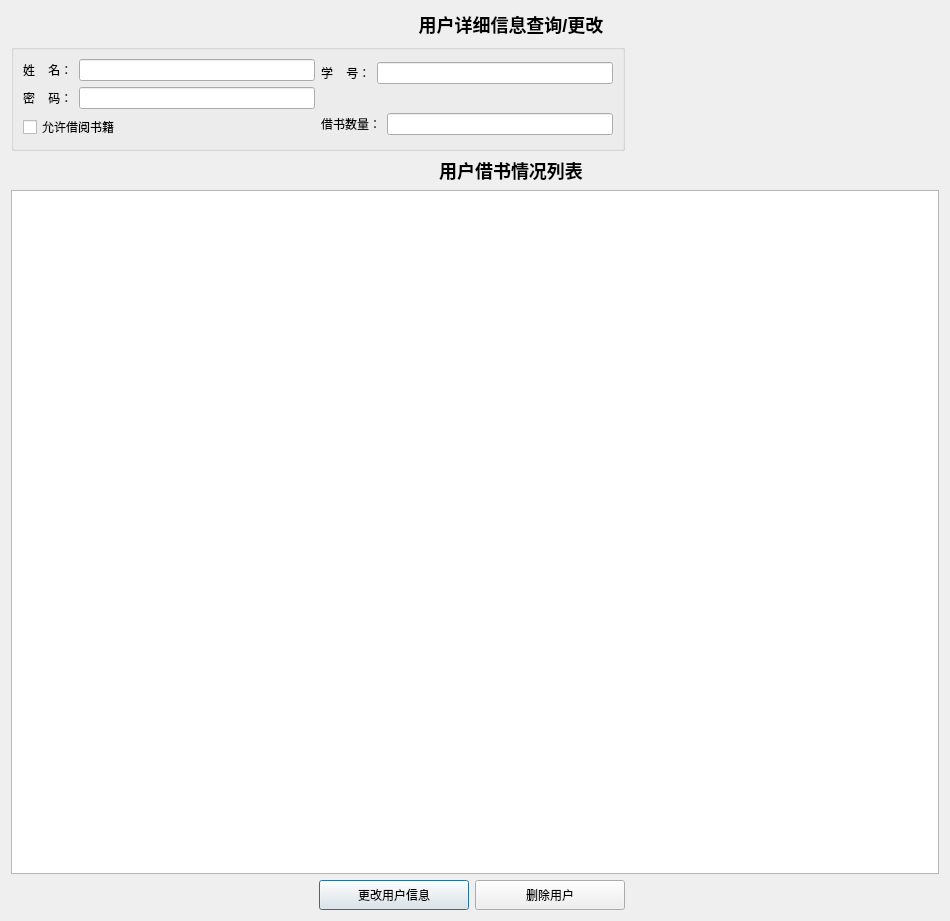
First picture: the form in LibraryManageByMysqlQt/userdetailwindow.ui, repository ocean0117/library-manage-by-mysql-qt, before the edit.
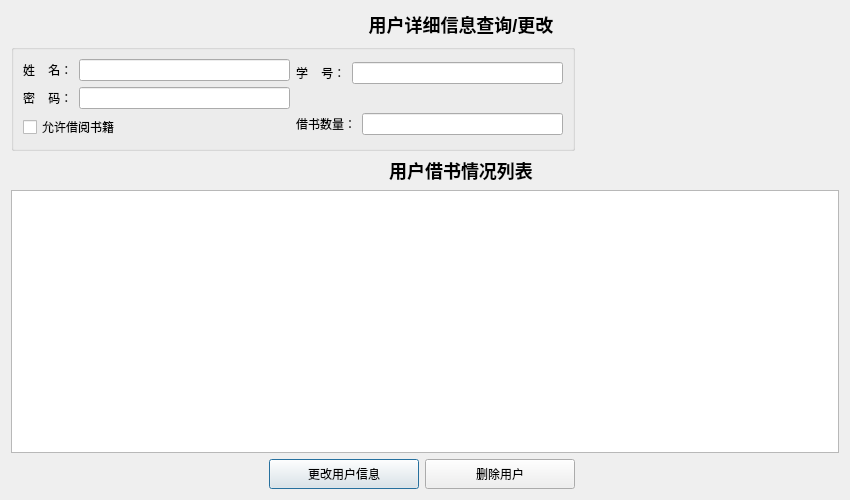
Second picture: the form after the edit.

What changed in the file:
```diff
--- a/LibraryManageByMysqlQt/userdetailwindow.ui
+++ b/LibraryManageByMysqlQt/userdetailwindow.ui
@@ -6,14 +6,14 @@
    <rect>
     <x>0</x>
     <y>0</y>
-    <width>950</width>
-    <height>921</height>
+    <width>850</width>
+    <height>500</height>
    </rect>
   </property>
   <property name="minimumSize">
    <size>
-    <width>950</width>
-    <height>921</height>
+    <width>850</width>
+    <height>440</height>
    </size>
   </property>
   <property name="maximumSize">
```
